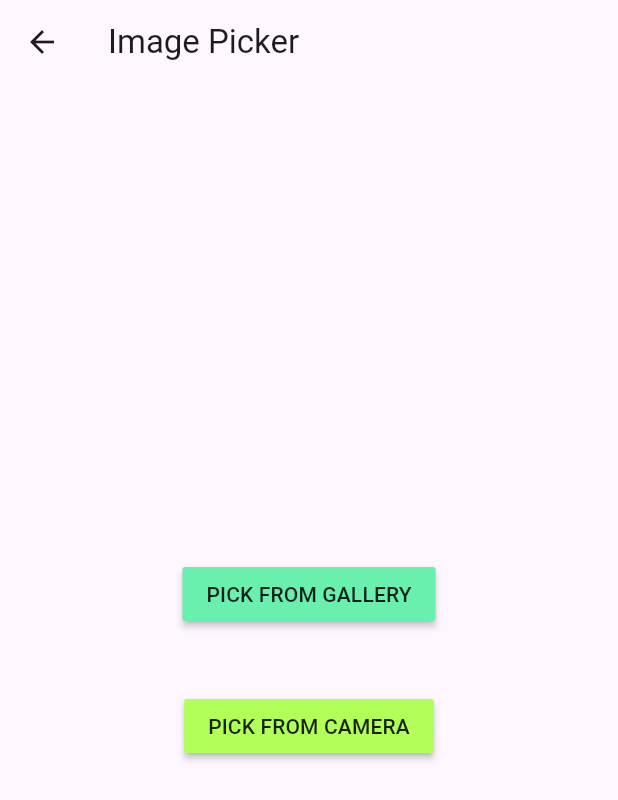
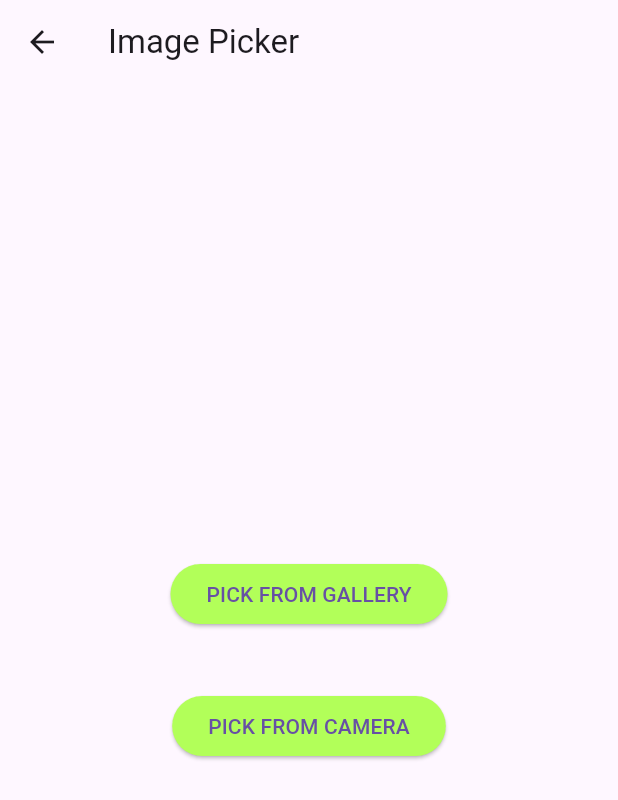
Before and after one commit to hemakkr27/Hiss, a Flutter app: the GalryAndCamraUpload screen opened directly, on a phone screen of 412 x 824 dp. Shown: the top 800 px of the screen. Run offline on Flutter 3.47's test engine with Material 3 defaults, Android fonts, the phone set to English and light mode, and no system bars; our stand-ins replace flutter_speed_dial, image_picker; missing offline and left inert: flutter_share; network calls fail.

Commit message:
Initial commit123

```diff
--- a/lib/galryUploadImage.dart
+++ b/lib/galryUploadImage.dart
@@ -28,23 +28,46 @@ class _GalryAndCamraUploadState extends State<GalryAndCamraUpload> {
                     child: Column(
                       mainAxisAlignment: MainAxisAlignment.center,
                       children: <Widget>[
-                        RaisedButton(
-                          color: Colors.greenAccent,
+                        ElevatedButton(
+  style: ElevatedButton.styleFrom(
+    backgroundColor: Colors.lightGreenAccent, // Background color
+  ),
                           onPressed: () {
                             _getFromGallery();
                           },
                           child: const Text("PICK FROM GALLERY"),
                         ),
+
+                        // hema comment
+                        // RaisedButton(
+                        //   color: Colors.greenAccent,
+                        //   onPressed: () {
+                        //     _getFromGallery();
+                        //   },
+                        //   child: const Text("PICK FROM GALLERY"),
+                        // ),
                         Container(
                           height: 40.0,
                         ),
-                        RaisedButton(
-                          color: Colors.lightGreenAccent,
-                          onPressed: () {
-                            _getFromCamera();
-                          },
-                          child: const Text("PICK FROM CAMERA"),
-                        )
+// hema comment
+
+                        // RaisedButton(
+                        //   color: Colors.lightGreenAccent,
+                        //   onPressed: () {
+                        //     _getFromCamera();
+                        //   },
+                        //   child: const Text("PICK FROM CAMERA"),
+                        // )
+
+                        ElevatedButton(
+  style: ElevatedButton.styleFrom(
+    backgroundColor: Colors.lightGreenAccent, // Background color
+  ),
+  onPressed: () {
+    _getFromCamera();
+  },
+  child: const Text("PICK FROM CAMERA"),
+)
                       ],
                     ),
                   )
--- a/lib/home.dart
+++ b/lib/home.dart
@@ -33,7 +33,7 @@ class _HomePagenewState extends State<HomePagenew> {
   Future<List<PartData>?> fetchData() async {
     try {
       http.Response response =
-          await http.get(Uri.parse('http://164.100.200.46/hiisapi/PartMas'));
+          await http.get(Uri.parse('http://103.87.24.58/hiisapi/PartMas'));
       if (response.statusCode == 200) {
         partResponse = partDataFromJson(response.body);
 
@@ -53,7 +53,7 @@ class _HomePagenewState extends State<HomePagenew> {
   Future<List<SectionData>?> fetchsectData(String id) async {
     try {
       http.Response response = await http
-          .get(Uri.parse('http://164.100.200.46/hiisapi/SectionMas/' + id));
+          .get(Uri.parse('http://103.87.24.58/hiisapi/SectionMas/' + id));
       if (response.statusCode == 200) {
         sectionResponse = sectionDataFromJson(response.body);
         return sectionResponse;
@@ -68,7 +68,7 @@ class _HomePagenewState extends State<HomePagenew> {
   Future<List<ChapterData>?> fetchchepttData() async {
     try {
       http.Response response =
-          await http.get(Uri.parse('http://164.100.200.46/hiisapi/Chapter'));
+          await http.get(Uri.parse('http://103.87.24.58/hiisapi/Chapter'));
       if (response.statusCode == 200) {
         chapterResponse = chapterDataFromJson(response.body);
         //  chapterResponse1 = chapterResponse;
--- a/lib/imagelists.dart
+++ b/lib/imagelists.dart
@@ -35,7 +35,7 @@ class _ImageListnState extends State<ImageListn> {
   Future<List<ImageData>?> fetchData() async {
     try {
       http.Response response = await http.get(Uri.parse(
-          'http://164.100.200.46/hiisapi/imglist/' +
+          'http://103.87.24.58/hiisapi/imglist/' +
               widget.year +
               "/" +
               widget.secode));
@@ -75,7 +75,7 @@ class _ImageListnState extends State<ImageListn> {
                   return InkWell(
                     onTap: (() => setState(() {
                           selectedindex = index;
-                          Shareurl = "http://164.100.200.46/dsofiles/" +
+                          Shareurl = "http://103.87.24.58/dsofiles/" +
                               widget.year +
                               "/Final/" +
                               imageResponse![index].imgurl;
@@ -104,7 +104,7 @@ class _ImageListnState extends State<ImageListn> {
                                   quarterTurns:
                                       selectedindex == index ? rotatetrun : 0,
                                   child: Image.network(
-                                    "http://164.100.200.46/dsofiles/" +
+                                    "http://103.87.24.58/dsofiles/" +
                                         widget.year +
                                         "/Final/" +
                                         imageResponse![index].imgurl,
--- a/lib/main.dart
+++ b/lib/main.dart
@@ -14,8 +14,8 @@ void main() => runApp(MaterialApp(
 final ThemeData _themeData = ThemeData(
   brightness: Brightness.light,
   primarySwatch: colorCustom,
-  accentColor: Colors.deepPurpleAccent,
-  buttonColor: Colors.purple,
+  // accentColor: Colors.deepPurpleAccent,
+  // buttonColor: Colors.purple,
 );
 //  0XFF7986CB
 //   0xFF00ACC1
@@ -44,6 +44,7 @@ class MyApp extends StatelessWidget {
             //ImageListn()
             //  MyHomePage());
             Firstscrn()
+           //  Firstscrn()
         //  LocSlider(),
         );
   }
--- a/lib/yeardata.dart
+++ b/lib/yeardata.dart
@@ -24,7 +24,7 @@ class _yeardataclsState extends State<yeardatacls> {
   Future<List<Yearsdata>?> fetchData() async {
     try {
       http.Response response = await http.get(Uri.parse(
-          'http://164.100.200.46/hiisapi/ListYears/' + widget.seccode));
+          'http://103.87.24.58/hiisapi/ListYears/' + widget.seccode));
       if (response.statusCode == 200) {
         yearResponse = yearsdataFromJson(response.body);
         setState(() {});
--- a/pubspec.yaml
+++ b/pubspec.yaml
@@ -18,7 +18,7 @@ publish_to: 'none' # Remove this line if you wish to publish to pub.dev
 version: 1.0.0+1
 
 environment:
-  sdk: ">=2.16.0 <3.0.0"
+  sdk: '>=2.12.0 <4.0.0'
 
 # Dependencies specify other packages that your package needs in order to work.
 # To automatically upgrade your package dependencies to the latest versions
@@ -34,9 +34,8 @@ dependencies:
   # The following adds the Cupertino Icons font to your application.
   # Use with the CupertinoIcons class for iOS style icons.
   cupertino_icons: ^1.0.2
-  custom_switch: ^0.0.1
+  flutter_switch: ^0.3.2
   http: ^0.13.4
-  giffy_dialog: ^1.8.0
   image_picker: ^0.8.4+13
   flutter_speed_dial: ^6.0.0
   pinch_zoom: ^1.0.0
```
Also changed, not shown: pubspec.lock, 5 other files.
